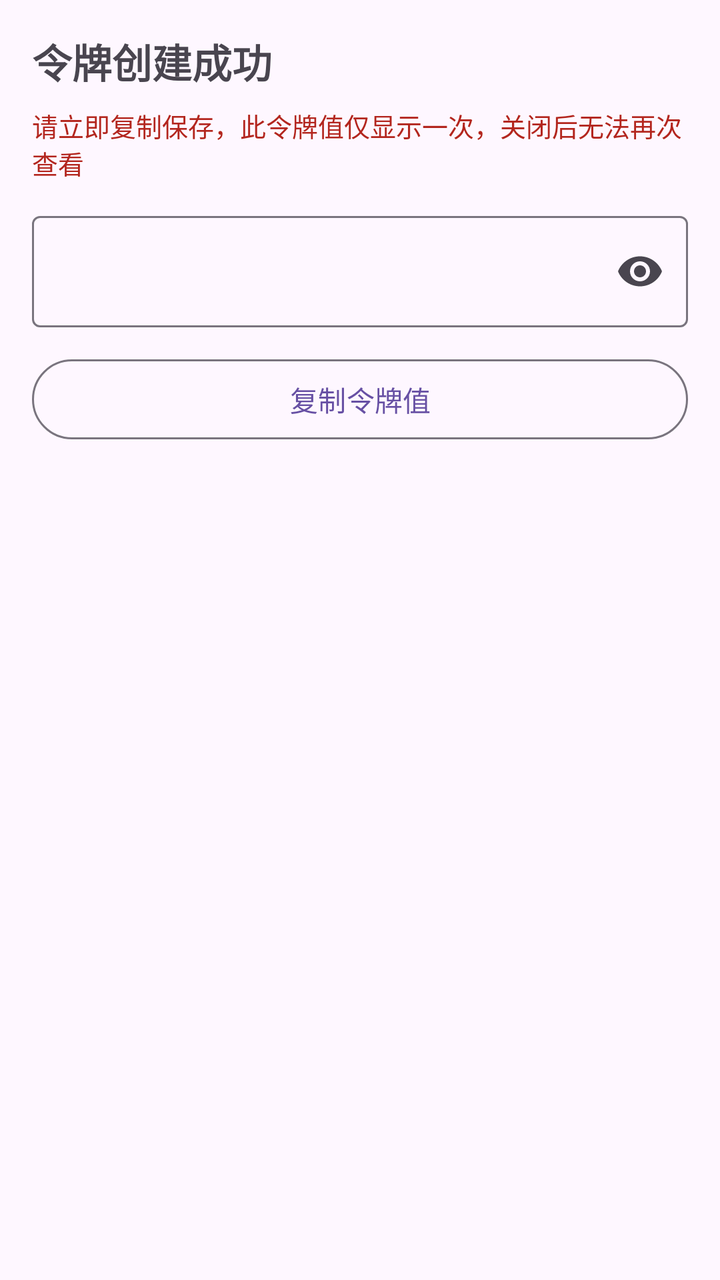
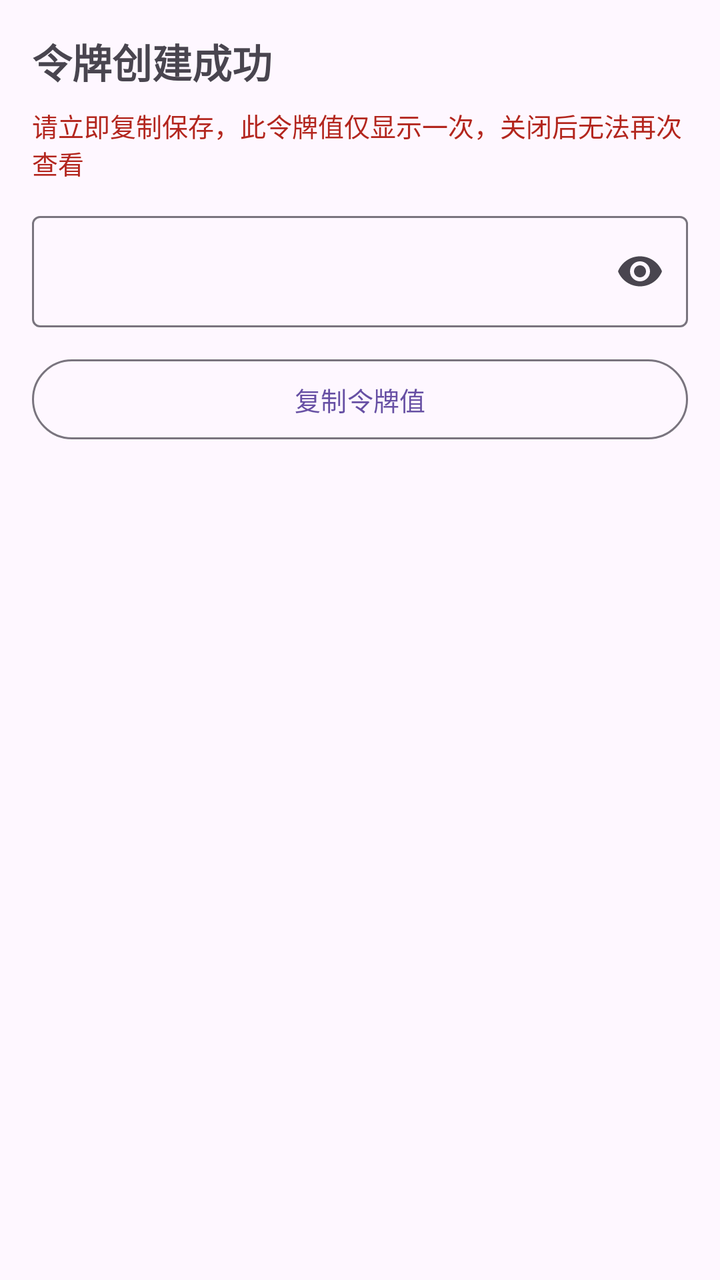

An Android layout rendered at two revisions. The XML below is the earlier revision; the diff shows what the commit changed to produce the second picture.
<!-- AndroidManifest.xml: application theme AppTheme -->
<!-- res/layout/dialog_token_value.xml -->
<?xml version="1.0" encoding="utf-8"?>
<ScrollView xmlns:android="http://schemas.android.com/apk/res/android"
    xmlns:app="http://schemas.android.com/apk/res-auto"
    android:layout_width="match_parent"
    android:layout_height="wrap_content"
    android:padding="16dp">

    <LinearLayout
        android:layout_width="match_parent"
        android:layout_height="wrap_content"
        android:orientation="vertical">

        <TextView
            android:layout_width="wrap_content"
            android:layout_height="wrap_content"
            android:text="令牌创建成功"
            android:textSize="20sp"
            android:textStyle="bold" />

        <TextView
            android:layout_width="match_parent"
            android:layout_height="wrap_content"
            android:text="请立即复制保存，此令牌值仅显示一次，关闭后无法再次查看"
            android:textSize="13sp"
            android:textColor="?attr/colorError"
            android:layout_marginTop="8dp"
            android:layout_marginBottom="12dp" />

        <com.google.android.material.textfield.TextInputLayout
            android:layout_width="match_parent"
            android:layout_height="wrap_content"
            app:endIconMode="password_toggle">

            <com.google.android.material.textfield.TextInputEditText
                android:id="@+id/tokenValueInput"
                android:layout_width="match_parent"
                android:layout_height="wrap_content"
                android:inputType="textPassword"
                android:fontFamily="monospace"
                android:textIsSelectable="true" />

        </com.google.android.material.textfield.TextInputLayout>

        <com.google.android.material.button.MaterialButton
            android:id="@+id/copyValueBtn"
            style="@style/Widget.Material3.Button.OutlinedButton"
            android:layout_width="match_parent"
            android:layout_height="wrap_content"
            android:layout_marginTop="12dp"
            android:text="复制令牌值" />

    </LinearLayout>

</ScrollView>
<!-- resources referenced by this layout -->
<resources>
  <style name="AppTheme" parent="Base.AppTheme" />
  <style name="Base.AppTheme" parent="Theme.Material3.DayNight.NoActionBar">
      
      
    </style>
</resources>

<!-- the commit's change to res/layout/dialog_token_value.xml (unified diff, before → after) -->
@@ -13,14 +13,14 @@
         <TextView
             android:layout_width="wrap_content"
             android:layout_height="wrap_content"
-            android:text="令牌创建成功"
+            android:text="@string/token_created_success"
             android:textSize="20sp"
             android:textStyle="bold" />
 
         <TextView
             android:layout_width="match_parent"
             android:layout_height="wrap_content"
-            android:text="请立即复制保存，此令牌值仅显示一次，关闭后无法再次查看"
+            android:text="@string/xml_dialog_token_value"
             android:textSize="13sp"
             android:textColor="?attr/colorError"
             android:layout_marginTop="8dp"
@@ -47,7 +47,7 @@
             android:layout_width="match_parent"
             android:layout_height="wrap_content"
             android:layout_marginTop="12dp"
-            android:text="复制令牌值" />
+            android:text="@string/xml_dialog_token_value_2" />
 
     </LinearLayout>
 
<!-- resource entries referenced after the edit -->
@@ -1,9 +1,55 @@
 <!-- resources referenced by this layout -->
 <resources>
+  <string name="token_created_success">令牌创建成功</string>
+  <string name="xml_dialog_token_value">请立即复制保存，此令牌值仅显示一次，关闭后无法再次查看</string>
+  <string name="xml_dialog_token_value_2">复制令牌值</string>
   <style name="AppTheme" parent="Base.AppTheme" />
   <style name="Base.AppTheme" parent="Theme.Material3.DayNight.NoActionBar">
       
       
+  
+      
+      <item name="android:textViewStyle">@style/AppTextView</item>
+      <item name="android:buttonStyle">@style/AppButton</item>
+      <item name="materialButtonStyle">@style/AppMaterialButton</item>
+      <item name="chipStyle">@style/AppChip</item>
     </style>
+  <style name="AppTextView" parent="@android:style/Widget.DeviceDefault.TextView">
+      <item name="android:breakStrategy">simple</item>
+      <item name="android:hyphenationFrequency">full</item>
+      <item name="android:ellipsize">end</item>
+      <item name="android:justificationMode">inter_word</item>
+      <item name="android:textIsSelectable">false</item>
+    </style>
+  <style name="AppButton" parent="Widget.Material3.Button">
+      <item name="android:minHeight">@dimen/app_button_min_height</item>
+      <item name="android:minWidth">@dimen/app_button_min_width</item>
+      <item name="android:maxLines">2</item>
+      <item name="android:ellipsize">end</item>
+      <item name="android:paddingStart">@dimen/app_button_padding_h</item>
+      <item name="android:paddingEnd">@dimen/app_button_padding_h</item>
+      <item name="android:breakStrategy">simple</item>
+      <item name="android:hyphenationFrequency">full</item>
+      <item name="android:textSize">@dimen/app_button_text_size</item>
+    </style>
+  <style name="AppMaterialButton" parent="Widget.Material3.Button">
+      <item name="android:minHeight">@dimen/app_button_min_height</item>
+      <item name="android:minWidth">@dimen/app_button_min_width</item>
+      <item name="android:maxLines">2</item>
+      <item name="android:ellipsize">end</item>
+      <item name="android:paddingStart">@dimen/app_button_padding_h</item>
+      <item name="android:paddingEnd">@dimen/app_button_padding_h</item>
+      <item name="android:breakStrategy">simple</item>
+      <item name="android:hyphenationFrequency">full</item>
+      <item name="android:textAllCaps">false</item>
+      <item name="android:textSize">@dimen/app_button_text_size</item>
+    </style>
+  <style name="AppChip" parent="Widget.Material3.Chip.Assist">
+      <item name="android:textIsSelectable">false</item>
+    </style>
+  <dimen name="app_button_min_height">48dp</dimen>
+  <dimen name="app_button_min_width">112dp</dimen>
+  <dimen name="app_button_padding_h">10dp</dimen>
+  <dimen name="app_button_text_size">13sp</dimen>
 </resources>
 
